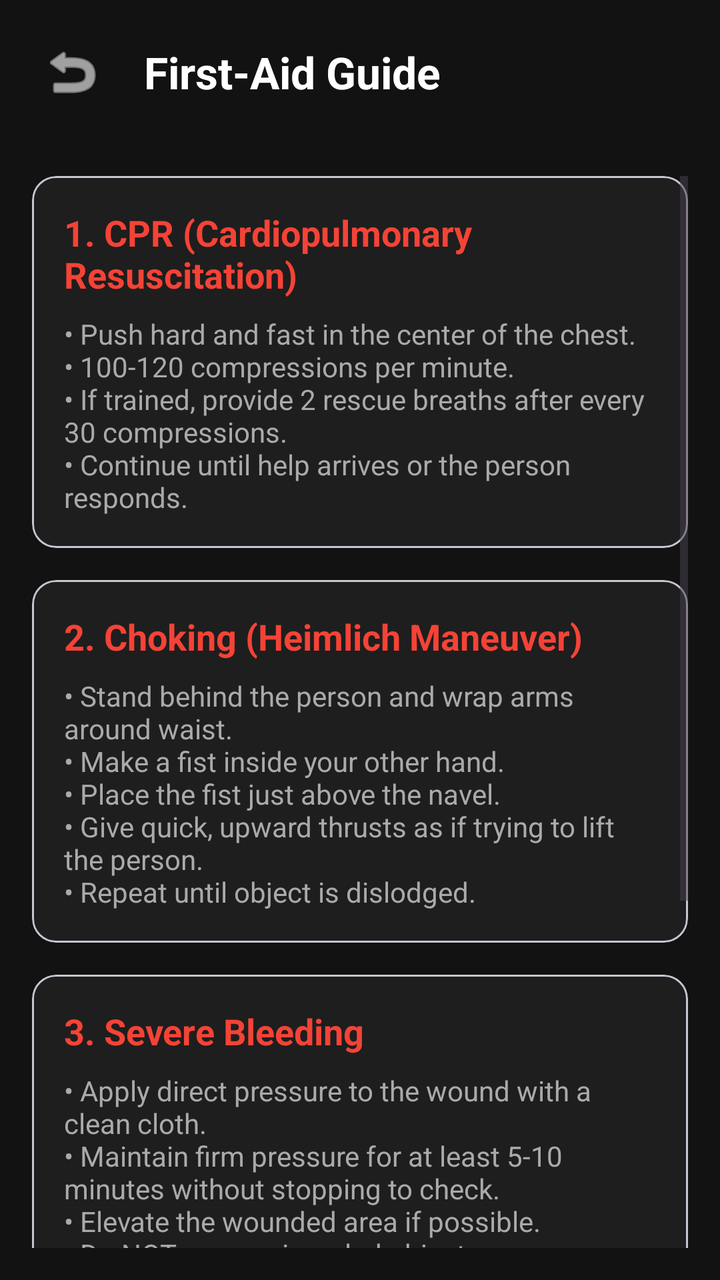
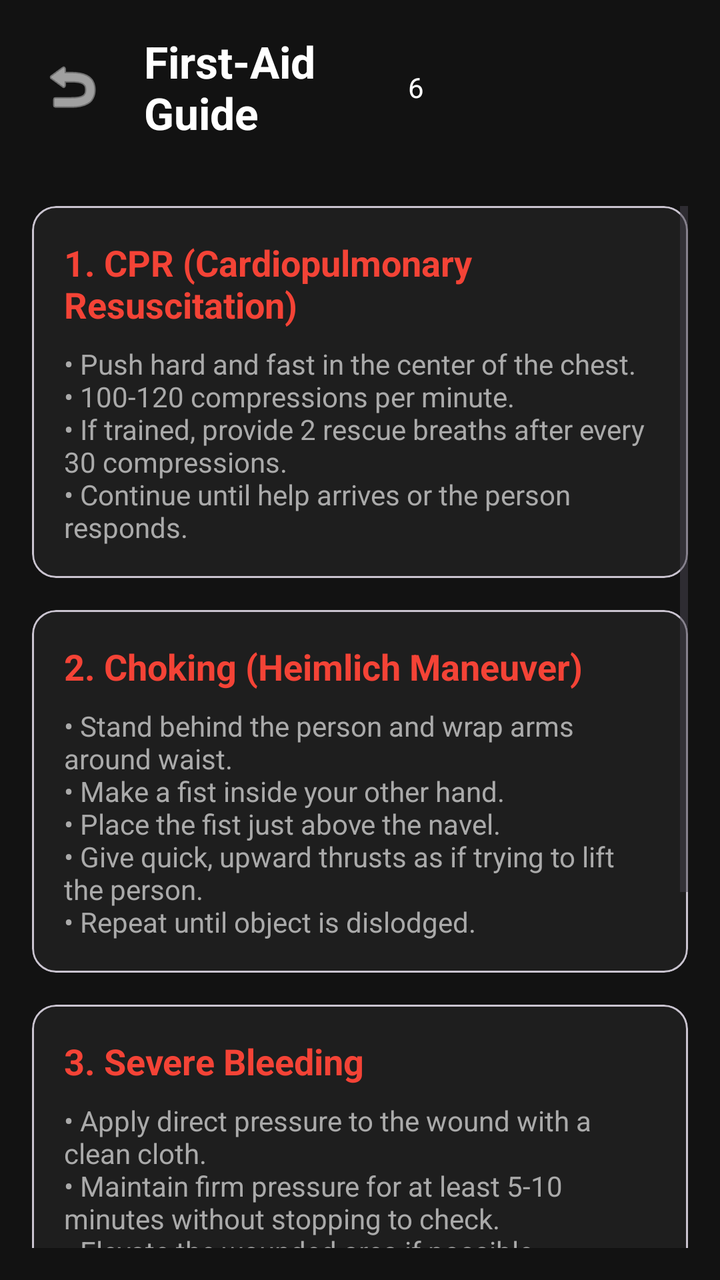

Before-and-after screenshots of an Android layout around one commit, followed by the original layout XML and the change that was made.
<!-- AndroidManifest.xml: application theme Theme.TeraGaurd -->
<!-- res/layout/activity_first_aid.xml -->
<?xml version="1.0" encoding="utf-8"?>
<androidx.constraintlayout.widget.ConstraintLayout xmlns:android="http://schemas.android.com/apk/res/android"
    xmlns:app="http://schemas.android.com/apk/res-auto"
    xmlns:tools="http://schemas.android.com/tools"
    android:id="@+id/main"
    android:layout_width="match_parent"
    android:layout_height="match_parent"
    android:background="#121212"
    tools:context=".FirstAidActivity">

    
    <LinearLayout
        android:id="@+id/header"
        android:layout_width="match_parent"
        android:layout_height="wrap_content"
        android:gravity="center_vertical"
        android:orientation="horizontal"
        android:padding="16dp"
        app:layout_constraintTop_toTopOf="parent">

        <ImageButton
            android:id="@+id/btnBack"
            android:layout_width="40dp"
            android:layout_height="40dp"
            android:background="?attr/selectableItemBackgroundBorderless"
            android:contentDescription="Back"
            android:src="@android:drawable/ic_menu_revert"
            app:tint="@android:color/white" />

        <TextView
            android:layout_width="0dp"
            android:layout_height="wrap_content"
            android:layout_marginStart="16dp"
            android:layout_weight="1"
            android:text="First-Aid Guide"
            android:textColor="@android:color/white"
            android:textSize="22sp"
            android:textStyle="bold" />
    </LinearLayout>

    <ScrollView
        android:layout_width="0dp"
        android:layout_height="0dp"
        android:padding="16dp"
        app:layout_constraintBottom_toBottomOf="parent"
        app:layout_constraintEnd_toEndOf="parent"
        app:layout_constraintStart_toStartOf="parent"
        app:layout_constraintTop_toBottomOf="@id/header">

        <LinearLayout
            android:layout_width="match_parent"
            android:layout_height="wrap_content"
            android:orientation="vertical">

            
            <com.google.android.material.card.MaterialCardView
                android:layout_width="match_parent"
                android:layout_height="wrap_content"
                android:layout_marginBottom="16dp"
                app:cardBackgroundColor="#1E1E1E"
                app:cardCornerRadius="12dp">

                <LinearLayout
                    android:layout_width="match_parent"
                    android:layout_height="wrap_content"
                    android:orientation="vertical"
                    android:padding="16dp">

                    <TextView
                        android:layout_width="wrap_content"
                        android:layout_height="wrap_content"
                        android:text="1. CPR (Cardiopulmonary Resuscitation)"
                        android:textColor="#F44336"
                        android:textSize="18sp"
                        android:textStyle="bold" />

                    <TextView
                        android:layout_width="wrap_content"
                        android:layout_height="wrap_content"
                        android:layout_marginTop="8dp"
                        android:text="• Push hard and fast in the center of the chest.\n• 100-120 compressions per minute.\n• If trained, provide 2 rescue breaths after every 30 compressions.\n• Continue until help arrives or the person responds."
                        android:textColor="#AAAAAA"
                        android:textSize="14sp" />
                </LinearLayout>
            </com.google.android.material.card.MaterialCardView>

            
            <com.google.android.material.card.MaterialCardView
                android:layout_width="match_parent"
                android:layout_height="wrap_content"
                android:layout_marginBottom="16dp"
                app:cardBackgroundColor="#1E1E1E"
                app:cardCornerRadius="12dp">

                <LinearLayout
                    android:layout_width="match_parent"
                    android:layout_height="wrap_content"
                    android:orientation="vertical"
                    android:padding="16dp">

                    <TextView
                        android:layout_width="wrap_content"
                        android:layout_height="wrap_content"
                        android:text="2. Choking (Heimlich Maneuver)"
                        android:textColor="#F44336"
                        android:textSize="18sp"
                        android:textStyle="bold" />

                    <TextView
                        android:layout_width="wrap_content"
                        android:layout_height="wrap_content"
                        android:layout_marginTop="8dp"
                        android:text="• Stand behind the person and wrap arms around waist.\n• Make a fist inside your other hand.\n• Place the fist just above the navel.\n• Give quick, upward thrusts as if trying to lift the person.\n• Repeat until object is dislodged."
                        android:textColor="#AAAAAA"
                        android:textSize="14sp" />
                </LinearLayout>
            </com.google.android.material.card.MaterialCardView>

            
            <com.google.android.material.card.MaterialCardView
                android:layout_width="match_parent"
                android:layout_height="wrap_content"
                android:layout_marginBottom="16dp"
                app:cardBackgroundColor="#1E1E1E"
                app:cardCornerRadius="12dp">

                <LinearLayout
                    android:layout_width="match_parent"
                    android:layout_height="wrap_content"
                    android:orientation="vertical"
                    android:padding="16dp">

                    <TextView
                        android:layout_width="wrap_content"
                        android:layout_height="wrap_content"
                        android:text="3. Severe Bleeding"
                        android:textColor="#F44336"
                        android:textSize="18sp"
                        android:textStyle="bold" />

                    <TextView
                        android:layout_width="wrap_content"
                        android:layout_height="wrap_content"
                        android:layout_marginTop="8dp"
                        android:text="• Apply direct pressure to the wound with a clean cloth.\n• Maintain firm pressure for at least 5-10 minutes without stopping to check.\n• Elevate the wounded area if possible.\n• Do NOT remove impaled objects."
                        android:textColor="#AAAAAA"
                        android:textSize="14sp" />
                </LinearLayout>
            </com.google.android.material.card.MaterialCardView>

            
            <com.google.android.material.card.MaterialCardView
                android:layout_width="match_parent"
                android:layout_height="wrap_content"
                android:layout_marginBottom="16dp"
                app:cardBackgroundColor="#1E1E1E"
                app:cardCornerRadius="12dp">

                <LinearLayout
                    android:layout_width="match_parent"
                    android:layout_height="wrap_content"
                    android:orientation="vertical"
                    android:padding="16dp">

                    <TextView
                        android:layout_width="wrap_content"
                        android:layout_height="wrap_content"
                        android:text="4. Burns"
                        android:textColor="#F44336"
                        android:textSize="18sp"
                        android:textStyle="bold" />

                    <TextView
                        android:layout_width="wrap_content"
                        android:layout_height="wrap_content"
                        android:layout_marginTop="8dp"
                        android:text="• Cool the burn under running cool (not cold) water for 10-20 minutes.\n• Do not apply ice, butter, or ointments immediately.\n• Cover with a sterile, non-fluffy dressing or cling film.\n• Seek medical help for severe burns."
                        android:textColor="#AAAAAA"
                        android:textSize="14sp" />
                </LinearLayout>
            </com.google.android.material.card.MaterialCardView>

            <TextView
                android:layout_width="match_parent"
                android:layout_height="wrap_content"
                android:layout_marginTop="16dp"
                android:gravity="center"
                android:text="DISCLAIMER: This is a reference guide. Always call emergency services first in life-threatening situations."
                android:textColor="#FF9800"
                android:textSize="12sp"
                android:textStyle="bold" />

        </LinearLayout>
    </ScrollView>

</androidx.constraintlayout.widget.ConstraintLayout>
<!-- resources referenced by this layout -->
<resources>
  <style name="Theme.TeraGaurd" parent="Base.Theme.TeraGaurd" />
  <style name="Base.Theme.TeraGaurd" parent="Theme.Material3.DayNight.NoActionBar">
          
          
      </style>
</resources>

<!-- the commit's change to res/layout/activity_first_aid.xml (unified diff, before → after) -->
@@ -36,6 +36,15 @@
             android:textColor="@android:color/white"
             android:textSize="22sp"
             android:textStyle="bold" />
+
+        <TextView
+            android:id="@+id/textView6"
+            android:layout_width="wrap_content"
+            android:layout_height="wrap_content"
+            android:layout_weight="1"
+            android:textColor="@android:color/white"
+            android:text="6" />
+
     </LinearLayout>
 
     <ScrollView
